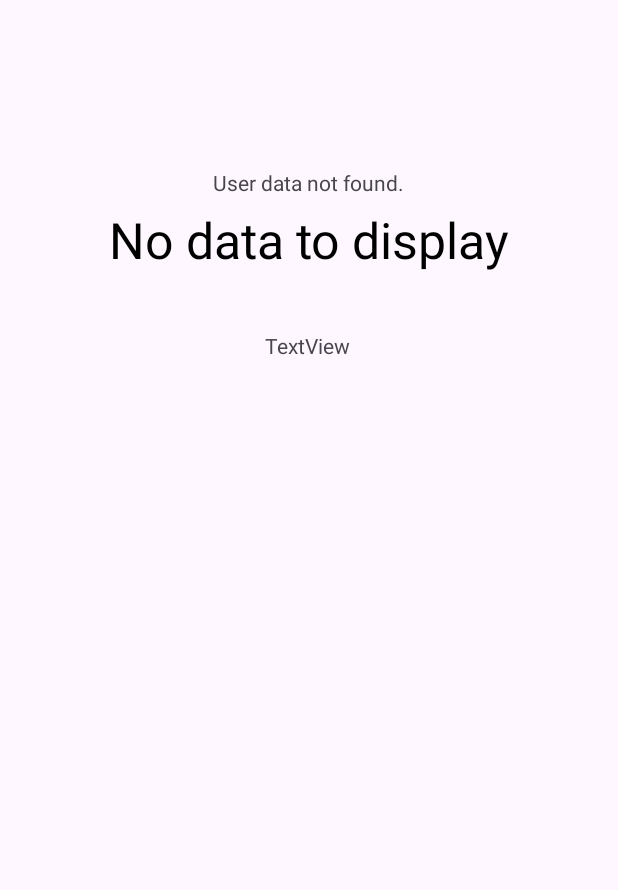
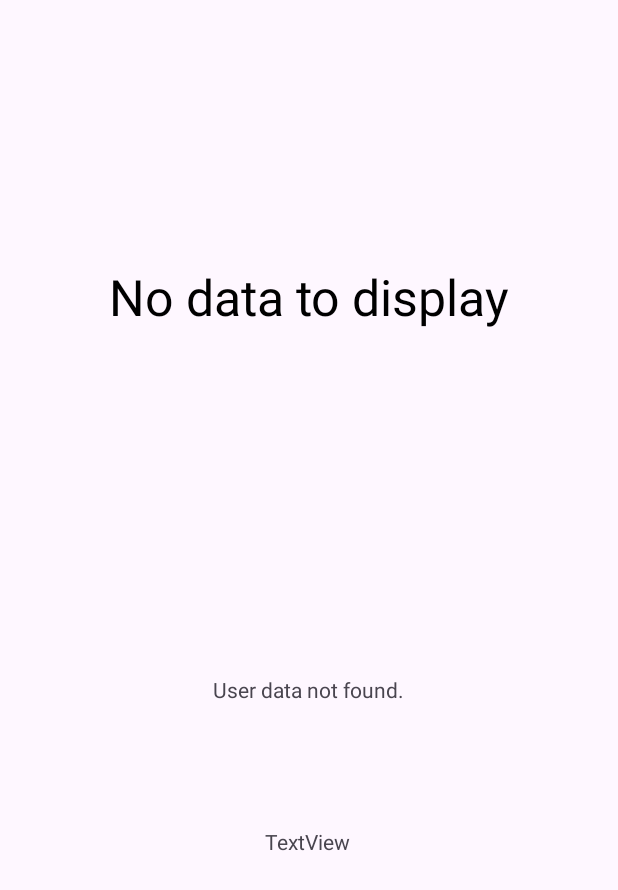
Before and after one commit to KrishnaManamohan/B07FinalProject, an Android app: the EcoGuageActivity screen opened directly, with no data from a screen before it, on a phone screen of 412 x 824 dp. Shown: the top 890 px of the screen. Run offline under Robolectric (Android 15) with nearby library versions, the phone set to English and light mode, and no system bars; our stand-ins replace Firebase (no records; nobody signed in at launch, a user with empty details on screens opened directly).

Commit message:
Implement HomePageActivity, CompleteRegistrationActivity, and Initialize EcoGuageActivity
- Implemented `HomePageActivity`, including a button to navigate to `EcoGuageActivity` with proper layout adjustments.
- Finalized `CompleteRegistrationActivity`, completing the user registration flow and ensuring smooth navigation.
- Initialized `EcoGuageActivity` as the destination for emissions tracking, setting up the UI for future data visualizations.
- Established basic navigation flow between `HomePageActivity` and `EcoGuageActivity`, and ensured that registration completion properly redirects users to the next screen.

```diff
--- a/app/src/main/res/layout/activity_eco_guage.xml
+++ b/app/src/main/res/layout/activity_eco_guage.xml
@@ -14,7 +14,7 @@
         app:layout_constraintHorizontal_bias="0.0"
         app:layout_constraintStart_toStartOf="parent"
         app:layout_constraintTop_toTopOf="parent"
-        app:layout_constraintVertical_bias="0.0" />
+        app:layout_constraintVertical_bias="0.08" />
 
     <TextView
         android:id="@+id/tvTotalEmissions"
@@ -26,7 +26,7 @@
         app:layout_constraintHorizontal_bias="0.498"
         app:layout_constraintStart_toStartOf="parent"
         app:layout_constraintTop_toTopOf="parent"
-        app:layout_constraintVertical_bias="0.139" />
+        app:layout_constraintVertical_bias="0.559" />
 
     <TextView
         android:id="@+id/tvComparison"
@@ -38,5 +38,5 @@
         app:layout_constraintHorizontal_bias="0.498"
         app:layout_constraintStart_toStartOf="parent"
         app:layout_constraintTop_toTopOf="parent"
-        app:layout_constraintVertical_bias="0.274" />
+        app:layout_constraintVertical_bias="0.685" />
 </androidx.constraintlayout.widget.ConstraintLayout>
```
